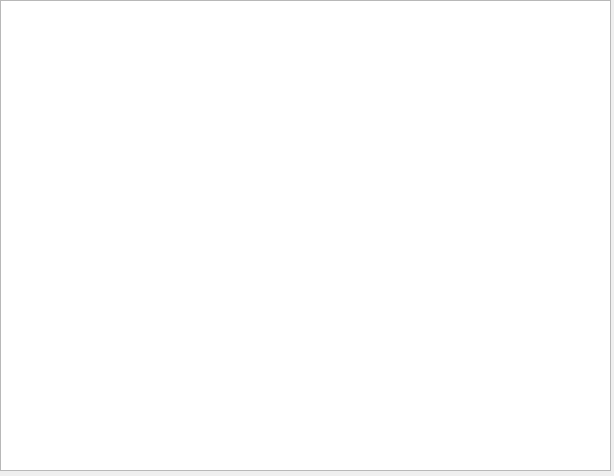
Qt form main.ui (Liisus/Yandex) before a commit.
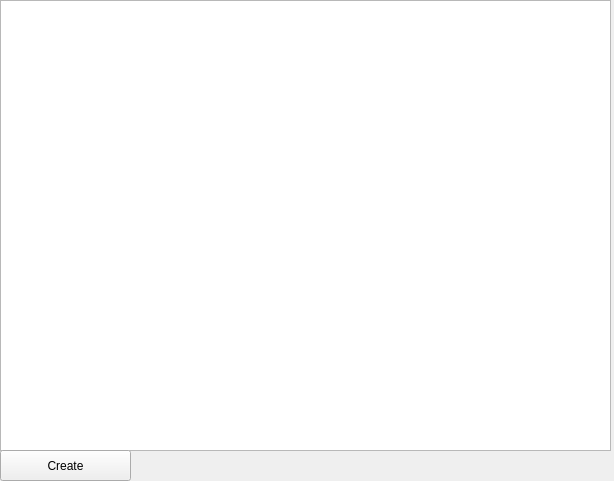
The same form after that commit.

What changed in the file:
```diff
--- a/main.ui
+++ b/main.ui
@@ -7,7 +7,7 @@
     <x>0</x>
     <y>0</y>
     <width>614</width>
-    <height>476</height>
+    <height>481</height>
    </rect>
   </property>
   <property name="windowTitle">
@@ -19,10 +19,23 @@
      <x>0</x>
      <y>0</y>
      <width>611</width>
-     <height>471</height>
+     <height>451</height>
     </rect>
    </property>
   </widget>
+  <widget class="QPushButton" name="pushButton">
+   <property name="geometry">
+    <rect>
+     <x>0</x>
+     <y>450</y>
+     <width>131</width>
+     <height>31</height>
+    </rect>
+   </property>
+   <property name="text">
+    <string>Create</string>
+   </property>
+  </widget>
  </widget>
  <resources/>
  <connections/>
```
